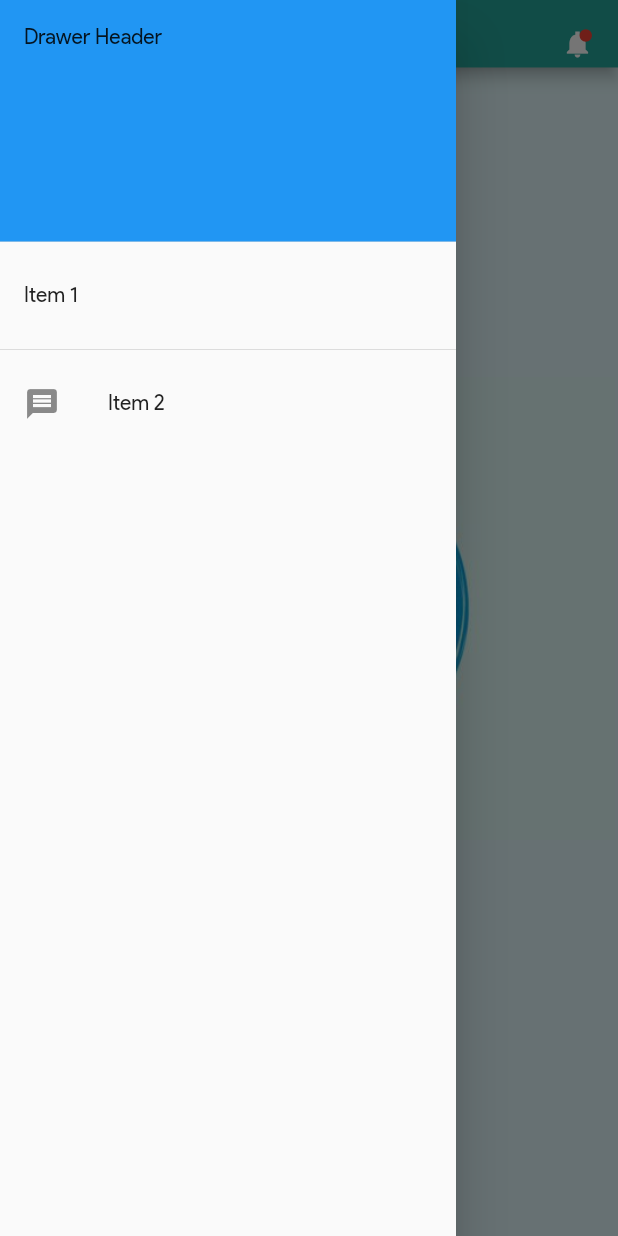
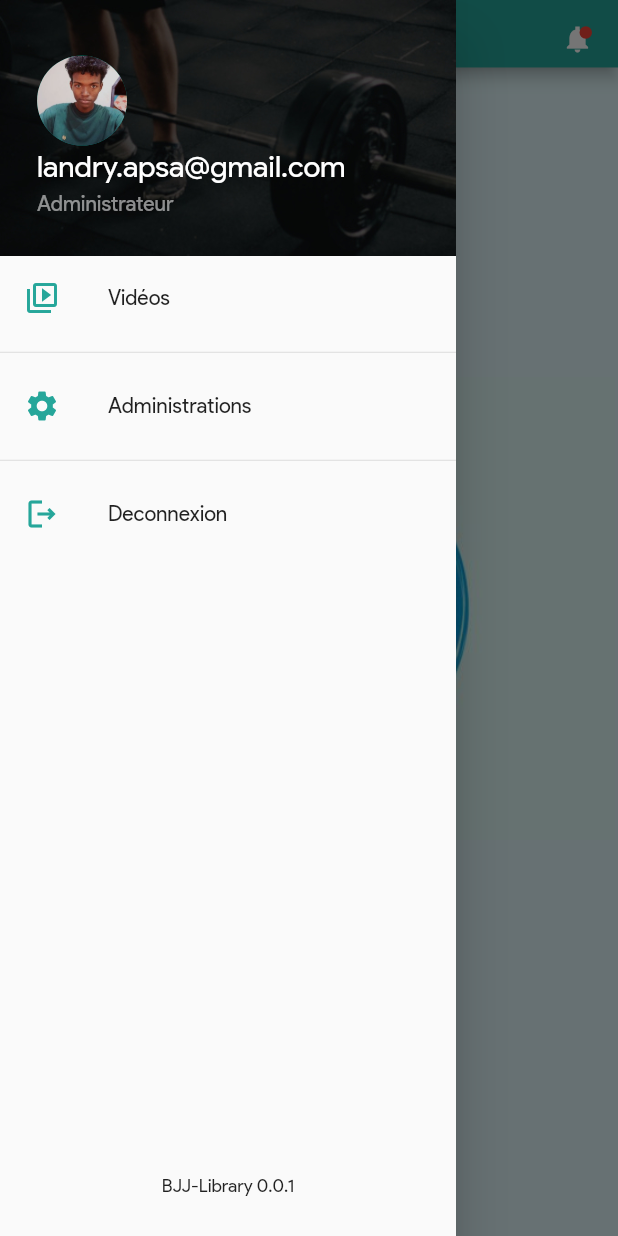
Before and after one commit to iTeam-S/Level-UP-BJJ, a Flutter app: the HomeScreen screen opened directly, with the side drawer open, on a phone screen of 412 x 824 dp. Run offline on Flutter 3.47's test engine with Material 2 defaults, Android fonts, the light colour scheme and no system bars; our stand-ins replace get, rounded_loading_button, shimmer.

Commit message:
Navigation drawer 1st version tested on phone

```diff
--- a/lib/home.dart
+++ b/lib/home.dart
@@ -1,3 +1,5 @@
+import 'dart:ui';
+
 import 'package:flutter/material.dart';
 
 
@@ -5,7 +7,6 @@ class HomeScreen extends StatefulWidget{
 	@override
 	_HomeScreenState createState() => _HomeScreenState();
 }
-
 
 
 class _HomeScreenState extends State<HomeScreen>{
@@ -25,13 +26,13 @@ class _HomeScreenState extends State<HomeScreen>{
             children: [
               Container(
                 margin: EdgeInsets.only(
-                  top: MediaQuery.of(context).size.height*0.023,
+                  top: MediaQuery.of(context).size.height*0.019,
                   right: MediaQuery.of(context).size.height*0.02
                 ),
                 child:Icon(Icons.notifications_sharp),
               ),
               Positioned(
-                top: MediaQuery.of(context).size.height*0.023,
+                top: MediaQuery.of(context).size.height*0.020,
                 right: MediaQuery.of(context).size.height*0.02,
                 child: Icon(Icons.brightness_1, size: 10, color: Colors.red),
               )
@@ -45,32 +46,86 @@ class _HomeScreenState extends State<HomeScreen>{
           // Important: Remove any padding from the ListView.
           padding: EdgeInsets.zero,
           children: [
-            DrawerHeader(
-              decoration: BoxDecoration(
-                color: Colors.blue,
+            Stack(
+              children: [
+                Image.asset('assets/images/cover.jpg', width: MediaQuery.of(context).size.width),
+                Container(
+                  margin: EdgeInsets.only(
+                    top: MediaQuery.of(context).size.height*0.045,
+                    left: MediaQuery.of(context).size.width*0.06,
                   ),
-              child: Text('Drawer Header'),
+                  child: CircleAvatar(
+                    radius: 30,
+                    backgroundImage: AssetImage('assets/images/avatar.jpg'),
+                  )
                 ),
+                Container(
+                  margin: EdgeInsets.only(
+                    top: MediaQuery.of(context).size.height*0.12,
+                    left: MediaQuery.of(context).size.width*0.06,
+                  ),
+                  child: Text(
+                    'landry.apsa@gmail.com',
+                    style: TextStyle(fontSize: 20, color: Colors.white)
+                  )
+                ),
+                Container(
+                  margin: EdgeInsets.only(
+                    top: MediaQuery.of(context).size.height*0.155,
+                    left: MediaQuery.of(context).size.width*0.06,
+                  ),
+                  child: Text(
+                    'Administrateur',
+                    style: TextStyle(fontSize: 14, color: Colors.white54,)
+                  ),
+                )
+              ],
+            ),
+            Container(
+              height: MediaQuery.of(context).size.height*0.8,
+              child:Column(
+                children:[
+                  Column(
+                    children:[
                       ListTile(
-              title: Text('Item 1'),
+                        leading: Icon(Icons.video_collection_outlined, color: Colors.teal[400]),
+                        title: Text("Vidéos"),
                         onTap: () {
-                // Update the state of the app
-                // ...
-                // Then close the drawer
                           Navigator.pop(context);
                         },
                       ),
                       Divider(),
                       ListTile(
-              leading: Icon(Icons.message),
-              title: Text('Item 2'),
+                        leading: Icon(Icons.settings, color: Colors.teal[400]),
+                        title: Text("Administrations"),
                         onTap: () {
-                // Update the state of the app
-                // ...
-                // Then close the drawer
                           Navigator.pop(context);
                         },
                       ),
+                      Divider(),
+                      ListTile(
+                        leading: Icon(Icons.logout_outlined, color: Colors.teal[400]),
+                        title: Text("Deconnexion"),
+                        onTap: () {
+                          Navigator.pop(context);
+                        },
+                      ),
+                    ]
+                  ),
+                  Container(
+                    alignment: Alignment.center,
+                    margin: EdgeInsets.only(
+                      top: MediaQuery.of(context).size.height*0.5,
+                      // left: MediaQuery.of(context).size.width*0.06,
+                    ),
+                    child: Text(
+                      'BJJ-Library 0.0.1',
+                      style: TextStyle(fontSize: 12),
+                    ),
+                  )
+                ]
+              )
+            )
           ],
         ),
       ),
--- a/lib/login.dart
+++ b/lib/login.dart
@@ -119,7 +119,6 @@ class _LoginScreenState extends State<LoginScreen>{
                             ),
                             child: RoundedLoadingButton(
                               color: Colors.teal[400],
-                              height: MediaQuery.of(context).size.height*0.09 ,
                               successColor: Colors.teal,
                               controller: _btnController,
                               onPressed: () => _doSomething(_btnController),
--- a/lib/splash.dart
+++ b/lib/splash.dart
@@ -33,7 +33,7 @@ class _SplashScreenState extends State<SplashScreen>{
 									child: Text(
 										"BJJ-Library",
 										style: TextStyle(
-											fontSize: 15,
+											fontSize: 16,
 											fontFamily: "ProductSans",
 										),
 									),
--- a/pubspec.yaml
+++ b/pubspec.yaml
@@ -83,5 +83,7 @@ flutter:
   # see https://flutter.dev/custom-fonts/#from-packages
 
   assets:
+    - assets/images/cover.jpg
+    - assets/images/workout.jpg
     - assets/images/logo.jpg
-    - assets/images/workout.jpg
+    - assets/images/avatar.jpg
```
Also changed, not shown: assets/images/avatar.jpg (added), assets/images/cover.jpg (added). Lines whose indentation alone changed are shown as unchanged.
